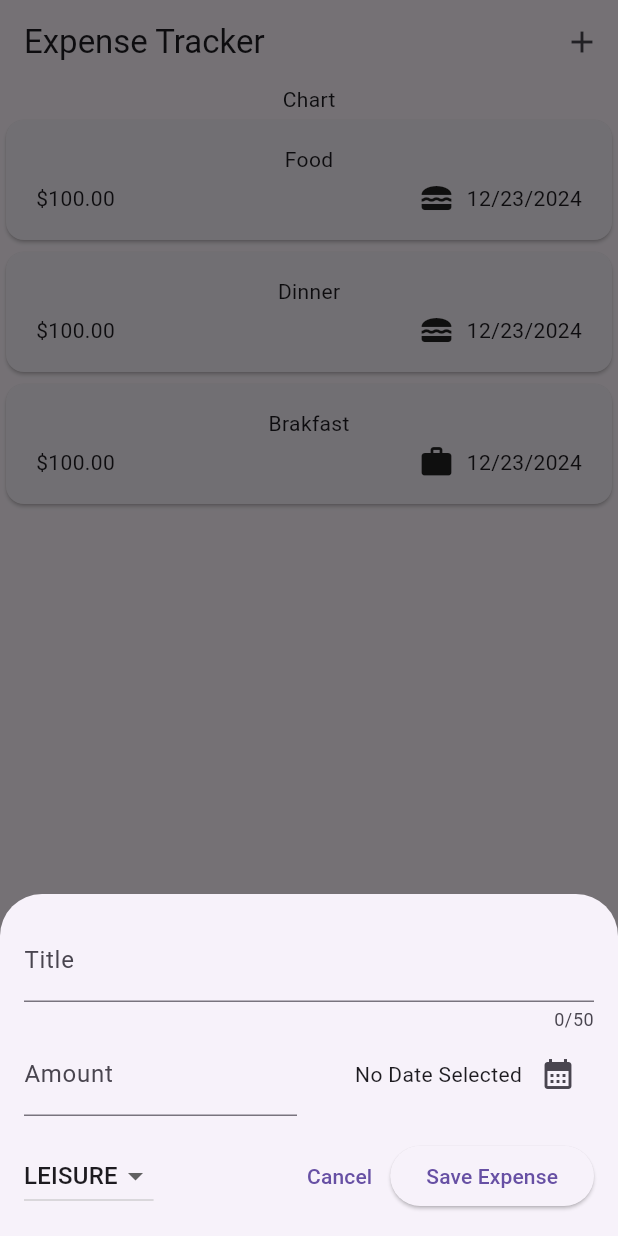
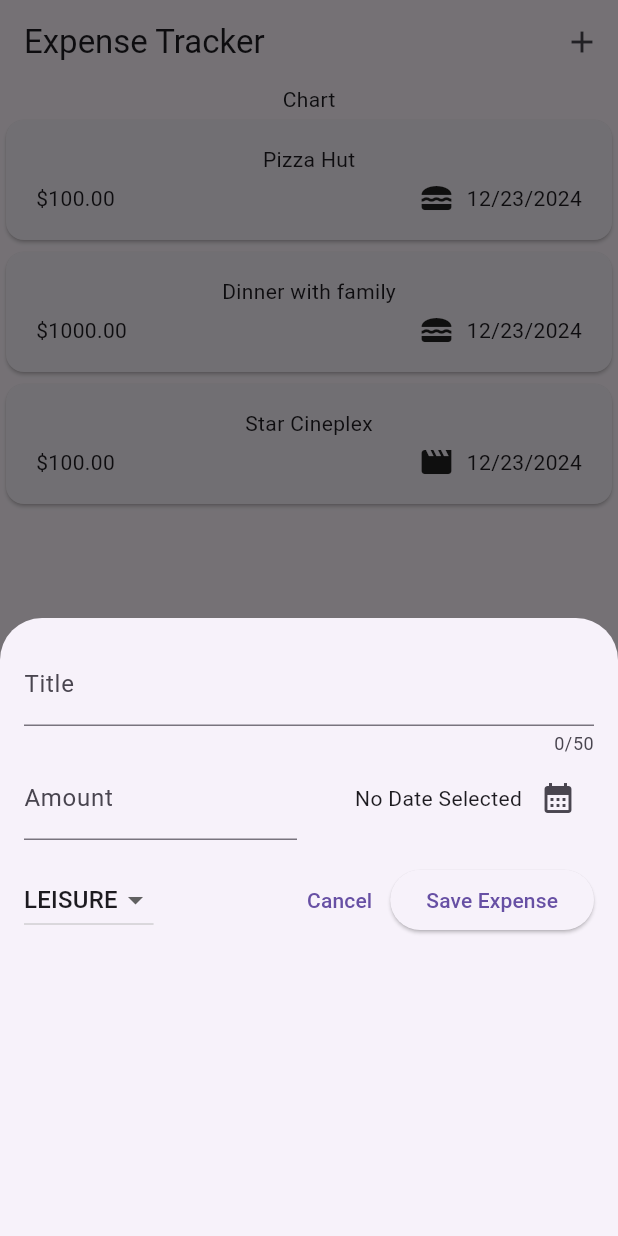
Before and after one commit to fahim25/expense_tracker, a Flutter app: the screen it shows after launch, after a tap on the "add" icon, on a phone screen of 412 x 824 dp. Run offline on Flutter 3.47's test engine with Material 3 defaults, Android fonts, the phone set to English and light mode, and no system bars.

```diff
--- a/lib/resourse/widget/expenses.dart
+++ b/lib/resourse/widget/expenses.dart
@@ -15,28 +15,55 @@ class Expenses extends StatefulWidget {
 class _ExpensesState extends State<Expenses> {
   final List<Expense> _registredExpense = [
     Expense(
-        title: "Food",
+        title: "Pizza Hut",
         amount: 100,
         date: DateTime.now(),
         category: Category.food),
     Expense(
-        title: "Dinner",
-        amount: 100,
+        title: "Dinner with family",
+        amount: 1000,
         date: DateTime.now(),
         category: Category.food),
     Expense(
-        title: "Brakfast",
+        title: "Star Cineplex",
         amount: 100,
         date: DateTime.now(),
-        category: Category.work),
+        category: Category.leisure),
   ];
 
-  void _openAddExpenseOverlay() {
+  /* void _openAddExpenseOverlay() {
     showModalBottomSheet(
+      isScrollControlled: true,
       context: context,
       builder: (ctx) => NewExpense(
         onAddExpense: _addExpense,
       ),
+    );
+  } */
+  void _openAddExpenseOverlay() {
+    showModalBottomSheet(
+      isScrollControlled: true,
+      context: context,
+      builder: (ctx) {
+        return DraggableScrollableSheet(
+          expand: false,
+          builder: (_, scrollController) {
+            return SingleChildScrollView(
+              controller: scrollController,
+              child: Padding(
+                padding: EdgeInsets.only(
+                  bottom: MediaQuery.of(context)
+                      .viewInsets
+                      .bottom, // Adjust for keyboard
+                ),
+                child: NewExpense(
+                  onAddExpense: _addExpense,
+                ),
+              ),
+            );
+          },
+        );
+      },
     );
   }
 
--- a/lib/resourse/widget/new_expense.dart
+++ b/lib/resourse/widget/new_expense.dart
@@ -66,11 +66,16 @@ class _NewExpense extends State<NewExpense> {
       return;
     }
 
-    widget.onAddExpense(Expense(
+    widget.onAddExpense(
+      Expense(
         title: _titleController.text,
         amount: entredAmount,
         date: _selectedDate!,
-        category: _selectedCategory));
+        category: _selectedCategory,
+      ),
+    );
+
+    Navigator.pop(context);
   }
 
   @override
```
